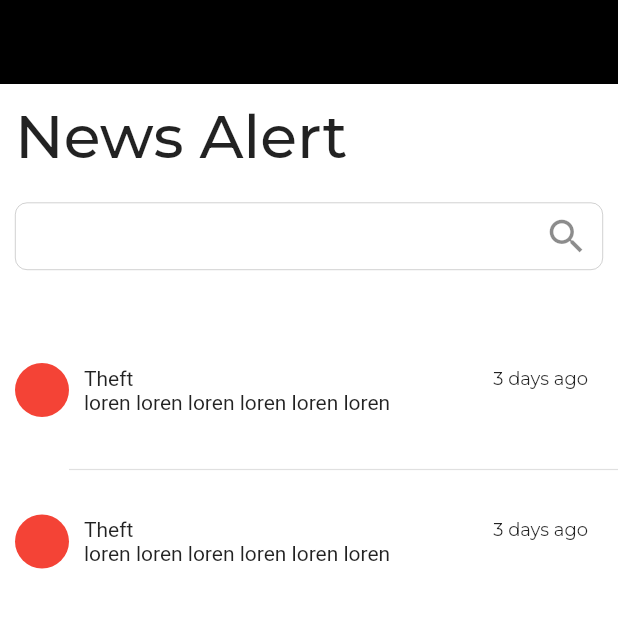
After one commit to ikebotch/SocialPolice, a Flutter app: the screen it shows after launch, after a tap on "News Alert", on a phone screen of 412 x 824 dp, the top half of it. The commit adds this screen. Run offline on Flutter 3.47's test engine with Material 2 defaults, Android fonts, the phone set to English and light mode, and no system bars; our stand-ins replace flutter_svg, google_fonts.

Commit message:
news alert ui

```diff
--- a/lib/src/ui/bottom_nav/home.dart
+++ b/lib/src/ui/bottom_nav/home.dart
@@ -1,5 +1,6 @@
 import 'package:flutter/material.dart';
 import 'package:socialpolice/src/res/colors.dart';
+import 'package:socialpolice/src/ui/news_alert.dart';
 import 'package:socialpolice/src/ui/report_live_crime.dart';
 
 class Home extends StatelessWidget {
@@ -62,7 +63,14 @@ class Home extends StatelessWidget {
               padding: EdgeInsets.symmetric(horizontal: 10),
               child: Text('Latest News'),
             ),
-            Container(
+            InkWell(
+              onTap: () => Navigator.push(
+                context,
+                MaterialPageRoute(
+                  builder: (context) => const NewsAlert(),
+                ),
+              ),
+              child: Container(
                 margin: const EdgeInsets.symmetric(horizontal: 10),
                 height: 77,
                 width: double.infinity,
@@ -73,6 +81,7 @@ class Home extends StatelessWidget {
                     style: TextStyle(
                       fontSize: 32,
                       color: Colors.white,
+                    ),
                   ),
                 ),
               ),
--- /dev/null
+++ b/lib/src/ui/news_alert.dart
@@ -0,0 +1,110 @@
+import 'package:flutter/material.dart';
+import 'package:google_fonts/google_fonts.dart';
+import 'package:socialpolice/src/ui/components/search_bar.dart';
+
+class NewsAlert extends StatelessWidget {
+  const NewsAlert({Key? key}) : super(key: key);
+
+  @override
+  Widget build(BuildContext context) {
+    return Scaffold(
+      appBar: AppBar(
+        backgroundColor: Colors.black,
+        elevation: 0,
+        automaticallyImplyLeading: false,
+      ),
+      body: Container(
+        height: MediaQuery.of(context).size.height,
+        color: Colors.white,
+        child: Column(
+          crossAxisAlignment: CrossAxisAlignment.start,
+          children: [
+            Padding(
+              padding: const EdgeInsets.symmetric(horizontal: 10, vertical: 10),
+              child: Text(
+                'News Alert',
+                style: GoogleFonts.montserrat(
+                  fontSize: 40,
+                  fontWeight: FontWeight.w500,
+                ),
+              ),
+            ),
+            const Padding(
+              padding: EdgeInsets.symmetric(horizontal: 10, vertical: 10),
+              child: SearchBar(),
+            ),
+            const SizedBox(height: 30),
+            SizedBox(
+              width: MediaQuery.of(context).size.width,
+              child: ListView.separated(
+                itemCount: 2,
+                shrinkWrap: true,
+                itemBuilder: (BuildContext ctx, index) {
+                  return item(context);
+                },
+                separatorBuilder: (BuildContext ctx, index) {
+                  return Container(
+                    margin: const EdgeInsets.only(left: 46),
+                    child: const Divider(
+                      thickness: 0.8,
+                    ),
+                  );
+                },
+              ),
+            ),
+          ],
+        ),
+      ),
+    );
+  }
+
+  Container item(BuildContext context) {
+    return Container(
+      height: 80,
+      margin: const EdgeInsets.only(bottom: 5, left: 10, right: 10),
+      // color: Colors.greenAccent,
+      child: Row(
+        children: [
+          Container(
+            height: 36,
+            width: 36,
+            decoration: const BoxDecoration(
+              shape: BoxShape.circle,
+              color: Colors.red,
+            ),
+          ),
+          const SizedBox(width: 10),
+          Column(
+            crossAxisAlignment: CrossAxisAlignment.start,
+            mainAxisAlignment: MainAxisAlignment.center,
+            children: [
+              Container(
+                width: MediaQuery.of(context).size.width - 76,
+                // color: Colors.amber,
+                margin: const EdgeInsets.only(right: 10),
+                child: Row(
+                  mainAxisAlignment: MainAxisAlignment.spaceBetween,
+                  children: [
+                    const Text('Theft'),
+                    Text(
+                      '3 days ago',
+                      style: GoogleFonts.montserrat(
+                        fontSize: 12,
+                        fontWeight: FontWeight.w400,
+                      ),
+                    ),
+                  ],
+                ),
+              ),
+              const Text(
+                'loren loren loren loren loren loren',
+                overflow: TextOverflow.ellipsis,
+                maxLines: 1,
+              ),
+            ],
+          ),
+        ],
+      ),
+    );
+  }
+}
```
Lines whose indentation alone changed are shown as unchanged.
